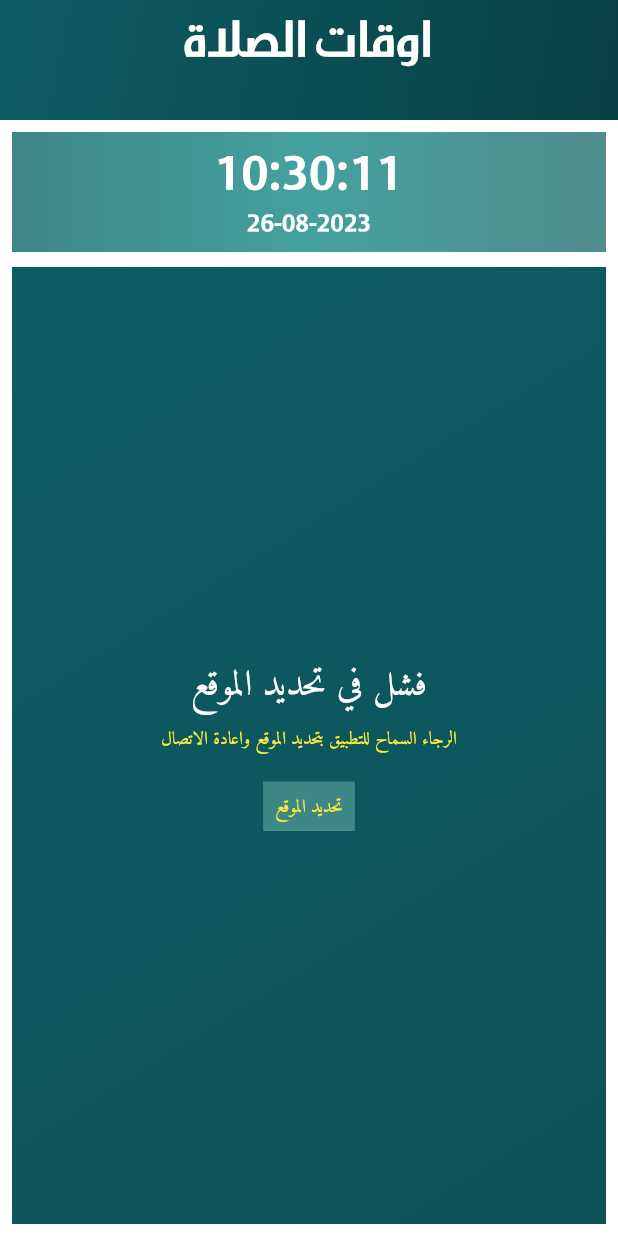
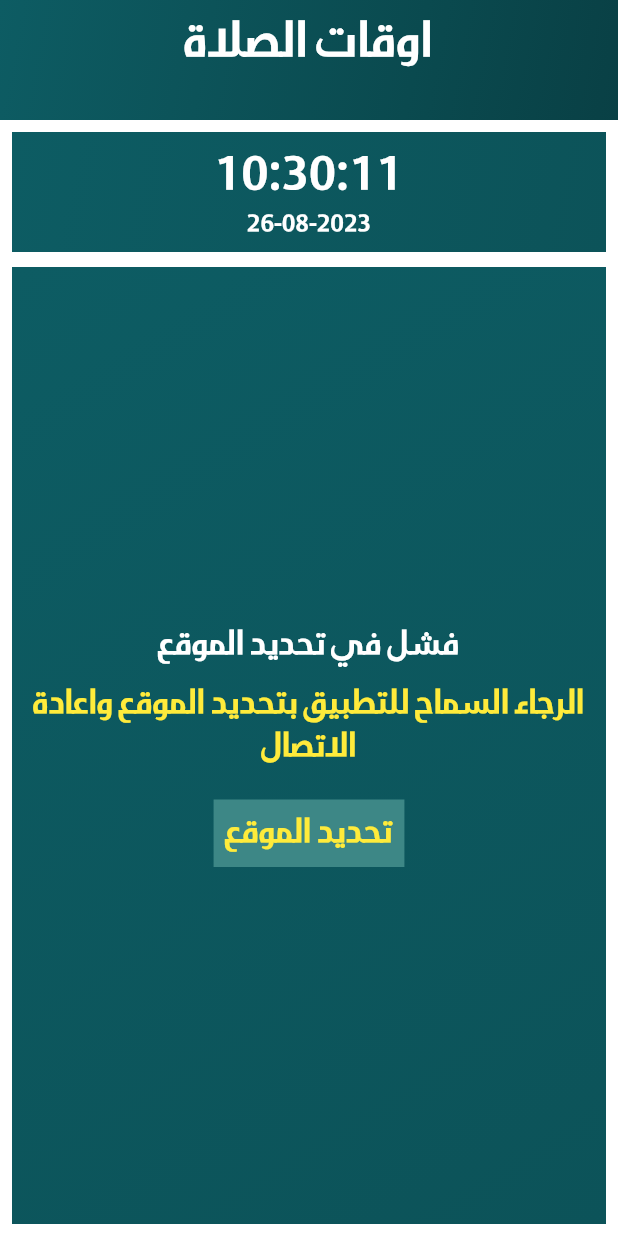
Before and after one commit to Souhaibbek/tawba, a Flutter app: the PrayerPage screen opened by its route, after a tap on "تحديد الموقع", on a phone screen of 412 x 824 dp. Run offline on Flutter 3.47's test engine with Material 2 defaults, Android fonts, the phone set to English and light mode, and no system bars; our stand-ins replace adhan, flutter_local_notifications, geocoding, geolocator, get, just_audio and 2 more; missing offline and left inert: flutter_qiblah, pdfx, quran; accounts and stored records are empty.

Commit message:
fix_some_design_error

```diff
--- a/lib/functions/prayer_times_data.dart
+++ b/lib/functions/prayer_times_data.dart
@@ -1,25 +1,29 @@
+import 'dart:developer';
+
 import 'package:adhan/adhan.dart';
 import 'package:geocoding/geocoding.dart';
-import 'package:geolocator/geolocator.dart';
 import 'package:intl/intl.dart';
+import 'package:location/location.dart';
 import 'package:tawba/services/location_services.dart';
 
 class PrayerTimesData {
   static List<Placemark> placemarks = [];
   static late DateTime nxtPray;
-  static Future<Position> initLocation() async {
-    return await LocationService.determinePosition();
+  static Prayer nextPrayer = Prayer.none;
+
+  static Future<LocationData> initLocation() async {
+    return await LocationService.determineLocation();
   }
 
-  static Coordinates getCoordinates(Position location) {
-    final coord = Coordinates(location.latitude, location.longitude);
+  static Coordinates getCoordinates(LocationData location) {
+    final coord = Coordinates(location.latitude!, location.longitude!);
     return coord;
   }
 
-  static Future<List<Placemark>> getAddress(Position location) async {
+  static Future<List<Placemark>> getAddress(LocationData location) async {
     final adress = await placemarkFromCoordinates(
-      location.latitude,
-      location.longitude,
+      location.latitude!,
+      location.longitude!,
       localeIdentifier: 'ara',
     );
     return adress;
@@ -51,33 +55,33 @@ class PrayerTimesData {
     return prayerTimes;
   }
 
-  static Future<List<String>> getPrayerTimesList() async {
+  static Future<List<Map<String, String>>> getPrayerTimesList() async {
     final prayerTimes = await initPrayerTimes();
-    final List<String> prayerData = [];
+    List<Map<String, String>> prayerData = [];
     nxtPray = getNextPrayer(prayerTimes);
     final fajr = DateFormat.jm().format(prayerTimes.fajr);
-    prayerData.add(fajr);
+    prayerData.add({'الفجر': fajr});
 
     final sunrise = DateFormat.jm().format(prayerTimes.sunrise);
-    prayerData.add(sunrise);
+    prayerData.add({'الشروق': sunrise});
 
     final dhuhr = DateFormat.jm().format(prayerTimes.dhuhr);
-    prayerData.add(dhuhr);
+    prayerData.add({'الظهر': dhuhr});
 
     final asr = DateFormat.jm().format(prayerTimes.asr);
-    prayerData.add(asr);
+    prayerData.add({'العصر': asr});
 
     final maghrib = DateFormat.jm().format(prayerTimes.maghrib);
-    prayerData.add(maghrib);
+    prayerData.add({'المغرب': maghrib});
 
     final isha = DateFormat.jm().format(prayerTimes.isha);
-    prayerData.add(isha);
-
+    prayerData.add({'العشاء': isha});
     return prayerData;
   }
 
   static DateTime getNextPrayer(PrayerTimes prayerTimes) {
-    var nextPrayer = prayerTimes.nextPrayer();
+    nextPrayer = prayerTimes.nextPrayer();
+    log(nextPrayer.toString());
     DateTime nextPrayerTimeLeft = prayerTimes.timeForPrayer(nextPrayer)!;
     return nextPrayerTimeLeft;
   }
--- a/lib/screens/prayer/prayer_page.dart
+++ b/lib/screens/prayer/prayer_page.dart
@@ -30,7 +30,7 @@ class PrayerPage extends GetView<PrayerController> {
                   Container(
                     width: MediaQuery.of(context).size.width - 16.0,
                     decoration: BoxDecoration(
-                      gradient: prayerGradientItem(),
+                      gradient: zekrContainerLinearGradient(),
                     ),
                     child: Padding(
                       padding: const EdgeInsets.all(8.0),
--- a/lib/screens/prayer/widgets/prayer_error_widgets.dart
+++ b/lib/screens/prayer/widgets/prayer_error_widgets.dart
@@ -11,19 +11,23 @@ class PrayerErrorWidget extends StatelessWidget {
 
   @override
   Widget build(BuildContext context) {
-    return Column(
+    return Center(
+      child: Column(
         mainAxisAlignment: MainAxisAlignment.center,
         children: [
           const Text(
             'فشل في تحديد الموقع',
-          style: AppTextStyles.zekrTextStyle,
+            textAlign: TextAlign.center,
+            style: AppTextStyles.prayerStyle,
           ),
           const SizedBox(
             height: 10,
           ),
-        const Text(
+          Text(
             'الرجاء السماح للتطبيق بتحديد الموقع واعادة الاتصال',
-          style: AppTextStyles.referenceTextStyle,
+            textAlign: TextAlign.center,
+            style: AppTextStyles.prayerStyle
+                .copyWith(color: AppColors.kYellowColor),
           ),
           const SizedBox(
             height: 20,
@@ -32,16 +36,18 @@ class PrayerErrorWidget extends StatelessWidget {
             onTap: onTap,
             child: Container(
               color: AppColors.kGradiantColor1,
-            child: const Padding(
-              padding: EdgeInsets.all(8.0),
+              child: Padding(
+                padding: const EdgeInsets.all(8.0),
                 child: Text(
                   'تحديد الموقع',
-                style: AppTextStyles.referenceTextStyle,
+                  style: AppTextStyles.prayerStyle
+                      .copyWith(color: AppColors.kYellowColor),
                 ),
               ),
             ),
           ),
         ],
+      ),
     );
   }
 }
--- a/lib/screens/prayer/widgets/prayer_loading.dart
+++ b/lib/screens/prayer/widgets/prayer_loading.dart
@@ -9,18 +9,15 @@ class LoadingPrayer extends StatelessWidget {
 
   @override
   Widget build(BuildContext context) {
-    return Column(
+    return const Column(
       mainAxisAlignment: MainAxisAlignment.center,
       children: [
-        const CircularProgressIndicator(
+        CircularProgressIndicator(
           color: AppColors.kWhiteColor,
         ),
         Text(
           'انتظار',
-          style: AppTextStyles.referenceTextStyle.copyWith(
-            fontSize: 20,
-            color: AppColors.kWhiteColor,
-          ),
+          style: AppTextStyles.prayerStyle,
         )
       ],
     );
--- a/lib/screens/qiblah/qiblah_main.dart
+++ b/lib/screens/qiblah/qiblah_main.dart
@@ -2,7 +2,6 @@ import 'package:flutter/material.dart';
 import 'package:flutter_qiblah/flutter_qiblah.dart';
 import 'package:tawba/styles/colors.dart';
 import 'package:tawba/widgets/global_appbar.dart';
-
 import 'qiblah_compass.dart';
 
 class QiblahMain extends StatelessWidget {
@@ -41,7 +40,8 @@ class QiblahMain extends StatelessWidget {
                   } else {
                     return Center(
                       child: Text(
-                        "Your device is not supported",
+                        "عذرًا، جهازك لا يدعم هذه الميزة",
+                        textDirection: TextDirection.rtl,
                         style: Theme.of(context).textTheme.titleSmall,
                       ),
                     );
--- a/lib/services/location_services.dart
+++ b/lib/services/location_services.dart
@@ -1,44 +1,34 @@
-import 'package:geolocator/geolocator.dart';
+import 'package:location/location.dart';
 
 class LocationService {
-  /// Determine the current position of the device.
-  ///
-  /// When the location services are not enabled or permissions
-  /// are denied the `Future` will return an error.
-  static Future<Position> determinePosition() async {
+  static Future<LocationData> determineLocation() async {
     bool serviceEnabled;
-    LocationPermission permission;
-
+    PermissionStatus permission;
+    Location location = Location();
     // Test if location services are enabled.
-    serviceEnabled = await Geolocator.isLocationServiceEnabled();
+    serviceEnabled = await location.serviceEnabled();
     if (!serviceEnabled) {
-      // Location services are not enabled don't continue
-      // accessing the position and request users of the
-      // App to enable the location services.
-      return Future.error('Location services are disabled.');
+      serviceEnabled = await location.requestService();
+      if (!serviceEnabled) {
+        return Future.error('Location services are disabled.');
+      }
     }
 
-    permission = await Geolocator.checkPermission();
-    if (permission == LocationPermission.denied) {
-      permission = await Geolocator.requestPermission();
-      if (permission == LocationPermission.denied) {
-        // Permissions are denied, next time you could try
-        // requesting permissions again (this is also where
-        // Android's shouldShowRequestPermissionRationale
-        // returned true. According to Android guidelines
-        // your App should show an explanatory UI now.
+    permission = await location.hasPermission();
+    if (permission == PermissionStatus.denied) {
+      permission = await location.requestPermission();
+      if (permission != PermissionStatus.granted) {
+        if (permission == PermissionStatus.deniedForever) {
+          // Permissions are denied forever, handle appropriately.
+          return Future.error(
+              'Location permissions are permanently denied, we cannot request permissions.');
+        }
         return Future.error('Location permissions are denied');
       }
     }
 
-    if (permission == LocationPermission.deniedForever) {
-      // Permissions are denied forever, handle appropriately.
-      return Future.error(
-          'Location permissions are permanently denied, we cannot request permissions.');
-    }
-
     // When we reach here, permissions are granted and we can
-    // continue accessing the position of the device.
-    return await Geolocator.getCurrentPosition();
+    // continue accessing the location of the device.
+    return await location.getLocation();
   }
 }
--- a/lib/styles/styles.dart
+++ b/lib/styles/styles.dart
@@ -63,4 +63,11 @@ class AppTextStyles {
     fontFamily: 'BigVesta',
     color: AppColors.kWhiteColor,
   );
+
+  static const TextStyle prayerStyle = TextStyle(
+    fontSize: 20,
+    fontWeight: FontWeight.w900,
+    fontFamily: 'BigVesta',
+    color: AppColors.kWhiteColor,
+  );
 }
--- a/pubspec.yaml
+++ b/pubspec.yaml
@@ -40,6 +40,7 @@ dependencies:
   get: ^4.6.5
   intl: ^0.18.1
   just_audio: ^0.9.34
+  location: ^5.0.3
   pdfx: ^2.4.0
   quran: ^1.2.2
   shared_preferences: ^2.2.0
```
Also changed, not shown: lib/screens/prayer/prayer_controller.dart (+30 -2 lines), lib/screens/prayer/widgets/prayer_success_widget.dart (+26 -6 lines), lib/screens/qiblah/location_error_widget.dart (+27 -11 lines), lib/screens/qiblah/qiblah_compass.dart (+18 -7 lines), lib/widgets/prayer_time_item.dart (+8 -13 lines), pubspec.lock, 1 other file. Lines whose indentation alone changed are shown as unchanged.
